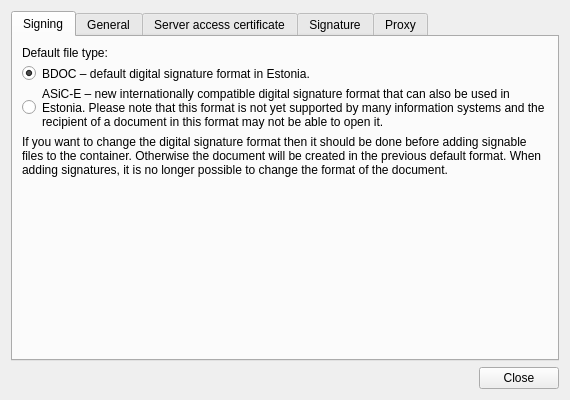
Before: the Qt Designer form client/ui/SettingsDialog.ui in open-eid/qdigidoc, drawn with Qt 5.
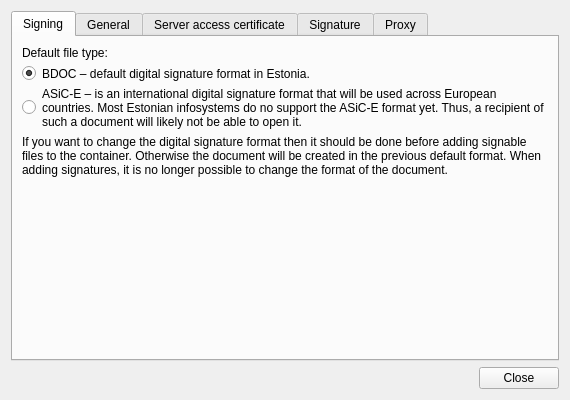
After: the same form once the commit is applied.

The edit to the form file:
```diff
--- a/client/ui/SettingsDialog.ui
+++ b/client/ui/SettingsDialog.ui
@@ -67,7 +67,7 @@
        <item row="2" column="1">
         <widget class="QLabel" name="typeASICLabel">
          <property name="text">
-          <string>ASiC-E – new internationally compatible digital signature format that can also be used in Estonia. Please note that this format is not yet supported by many information systems and the recipient of a document in this format may not be able to open it.</string>
+          <string>ASiC-E – is an international digital signature format that will be used across European countries. Most Estonian infosystems do no support the ASiC-E format yet. Thus, a recipient of such a document will likely not be able to open it.</string>
          </property>
          <property name="wordWrap">
           <bool>true</bool>
```
